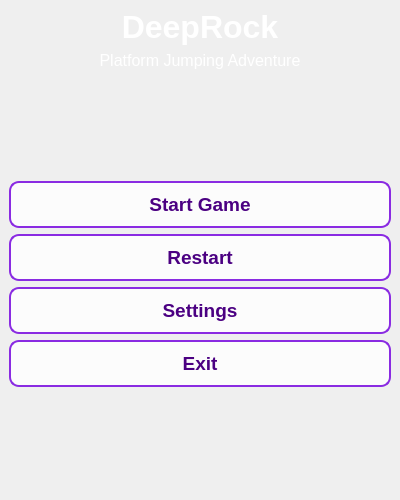
The window that mainwindow.ui (HalcyonCyan/QTdown) describes before a commit, drawn with Qt 5.
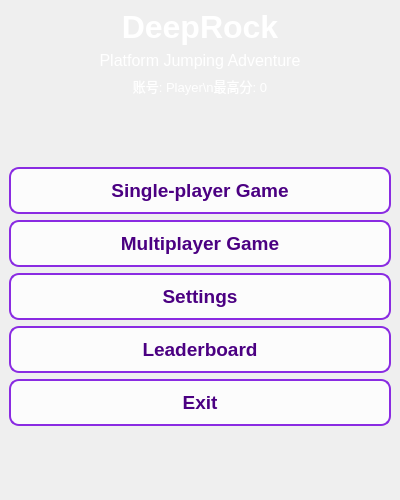
The same window after the commit.

The edit to the form file:
```diff
--- a/mainwindow.ui
+++ b/mainwindow.ui
@@ -83,6 +83,21 @@
       </property>
      </widget>
     </item>
+    <item>
+     <widget class="QLabel" name="accountLabel">
+      <property name="font">
+       <font>
+        <pointsize>10</pointsize>
+       </font>
+      </property>
+      <property name="text">
+       <string>账号: Player\n最高分: 0</string>
+      </property>
+      <property name="alignment">
+       <set>Qt::AlignCenter</set>
+      </property>
+     </widget>
+    </item>
     <item>
      <spacer name="verticalSpacer_2">
       <property name="orientation">
@@ -91,32 +106,32 @@
       <property name="sizeHint" stdset="0">
        <size>
         <width>20</width>
-        <height>40</height>
+        <height>20</height>
        </size>
       </property>
      </spacer>
     </item>
     <item>
-     <widget class="QPushButton" name="startButton">
+     <widget class="QPushButton" name="singlePlayerButton">
       <property name="font">
        <font>
         <pointsize>14</pointsize>
        </font>
       </property>
       <property name="text">
-       <string>Start Game</string>
+       <string>Single-player Game</string>
       </property>
      </widget>
     </item>
     <item>
-     <widget class="QPushButton" name="restartButton">
+     <widget class="QPushButton" name="multiplayerButton">
       <property name="font">
        <font>
         <pointsize>14</pointsize>
        </font>
       </property>
       <property name="text">
-       <string>Restart</string>
+       <string>Multiplayer Game</string>
       </property>
      </widget>
     </item>
@@ -132,6 +147,18 @@
       </property>
      </widget>
     </item>
+    <item>
+     <widget class="QPushButton" name="leaderboardButton">
+      <property name="font">
+       <font>
+        <pointsize>14</pointsize>
+       </font>
+      </property>
+      <property name="text">
+       <string>Leaderboard</string>
+      </property>
+     </widget>
+    </item>
     <item>
      <widget class="QPushButton" name="exitButton">
       <property name="font">
@@ -152,7 +179,7 @@
       <property name="sizeHint" stdset="0">
        <size>
         <width>20</width>
-        <height>40</height>
+        <height>20</height>
        </size>
       </property>
      </spacer>
```
